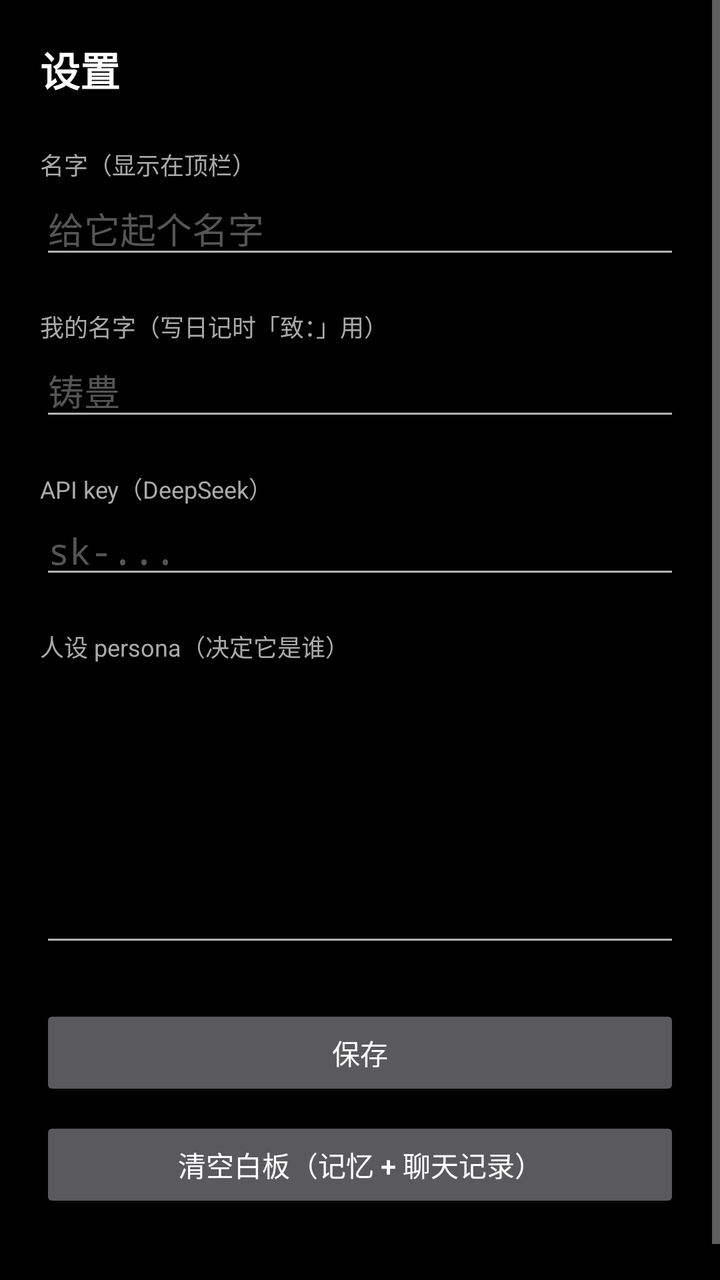
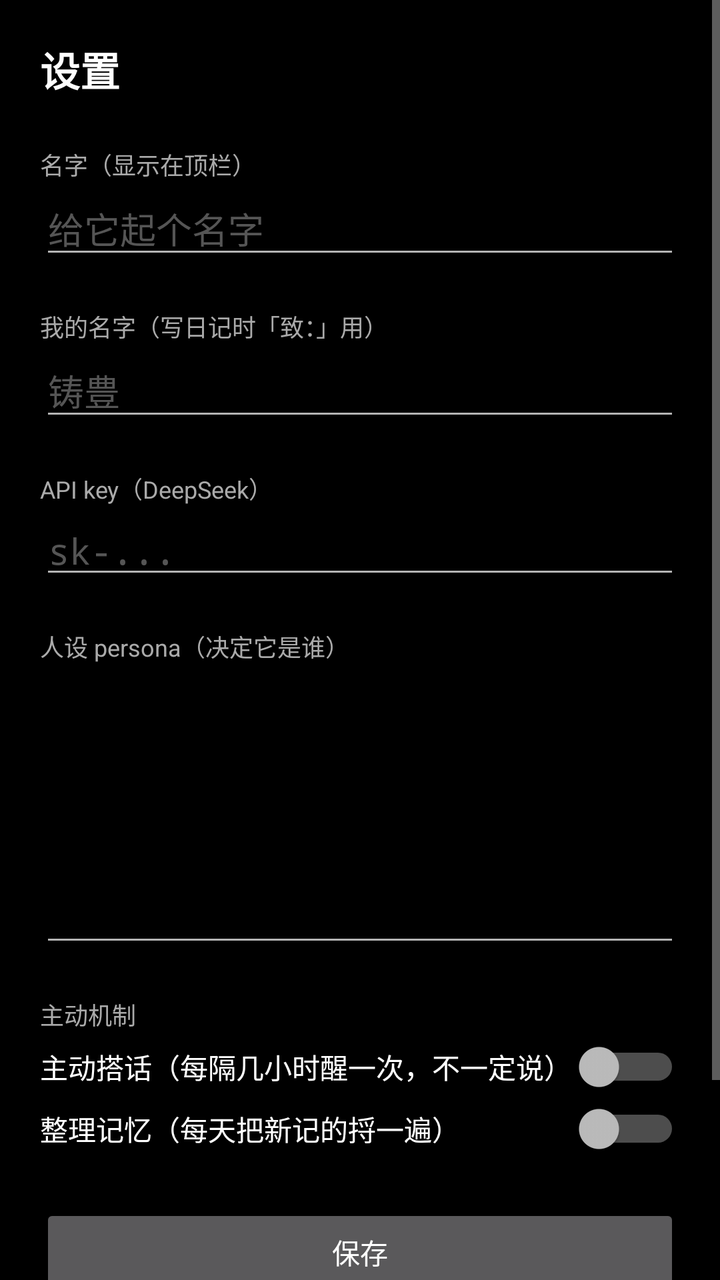

Two renders of the same Android screen: before a commit and after it. Below are the layout's source before the change and the commit's diff.
<!-- AndroidManifest.xml: application theme AppTheme -->
<!-- res/layout/activity_settings.xml -->
<?xml version="1.0" encoding="utf-8"?>
<ScrollView xmlns:android="http://schemas.android.com/apk/res/android"
    android:id="@+id/root"
    android:layout_width="match_parent"
    android:layout_height="match_parent"
    android:background="#000000">

    <LinearLayout
        android:layout_width="match_parent"
        android:layout_height="wrap_content"
        android:orientation="vertical"
        android:padding="20dp">

        <TextView
            android:layout_width="wrap_content"
            android:layout_height="wrap_content"
            android:text="设置"
            android:textColor="#FFFFFF"
            android:textSize="20sp"
            android:textStyle="bold" />

        <TextView
            android:layout_width="wrap_content"
            android:layout_height="wrap_content"
            android:layout_marginTop="24dp"
            android:text="名字（显示在顶栏）"
            android:textColor="#AAAAAA"
            android:textSize="12sp" />

        <EditText
            android:id="@+id/agent_name"
            android:layout_width="match_parent"
            android:layout_height="wrap_content"
            android:hint="给它起个名字"
            android:singleLine="true"
            android:textColor="#FFFFFF"
            android:textColorHint="#555555" />

        <TextView
            android:layout_width="wrap_content"
            android:layout_height="wrap_content"
            android:layout_marginTop="20dp"
            android:text="我的名字（写日记时「致：」用）"
            android:textColor="#AAAAAA"
            android:textSize="12sp" />

        <EditText
            android:id="@+id/user_name"
            android:layout_width="match_parent"
            android:layout_height="wrap_content"
            android:hint="铸豊"
            android:singleLine="true"
            android:textColor="#FFFFFF"
            android:textColorHint="#555555" />

        <TextView
            android:layout_width="wrap_content"
            android:layout_height="wrap_content"
            android:layout_marginTop="20dp"
            android:text="API key（DeepSeek）"
            android:textColor="#AAAAAA"
            android:textSize="12sp" />

        <EditText
            android:id="@+id/api_key"
            android:layout_width="match_parent"
            android:layout_height="wrap_content"
            android:hint="sk-..."
            android:inputType="textPassword"
            android:textColor="#FFFFFF"
            android:textColorHint="#555555"
            android:autofillHints="" />

        <TextView
            android:layout_width="wrap_content"
            android:layout_height="wrap_content"
            android:layout_marginTop="20dp"
            android:text="人设 persona（决定它是谁）"
            android:textColor="#AAAAAA"
            android:textSize="12sp" />

        <EditText
            android:id="@+id/persona"
            android:layout_width="match_parent"
            android:layout_height="wrap_content"
            android:gravity="top"
            android:minLines="6"
            android:inputType="textMultiLine"
            android:textColor="#FFFFFF"
            android:textColorHint="#555555" />

        <Button
            android:id="@+id/save"
            android:layout_width="match_parent"
            android:layout_height="wrap_content"
            android:layout_marginTop="24dp"
            android:text="保存" />

        <Button
            android:id="@+id/wipe"
            android:layout_width="match_parent"
            android:layout_height="wrap_content"
            android:layout_marginTop="8dp"
            android:text="清空白板（记忆 + 聊天记录）" />

        <TextView
            android:id="@+id/tip"
            android:layout_width="match_parent"
            android:layout_height="wrap_content"
            android:layout_marginTop="16dp"
            android:textColor="#FF8888"
            android:textSize="12sp" />

    </LinearLayout>
</ScrollView>
<!-- resources referenced by this layout -->
<resources>
  <style name="AppTheme" parent="@android:style/Theme.Material.NoActionBar" />
</resources>

<!-- the commit's change to res/layout/activity_settings.xml (unified diff, before → after) -->
@@ -89,6 +89,32 @@
             android:textColor="#FFFFFF"
             android:textColorHint="#555555" />
 
+        <TextView
+            android:layout_width="wrap_content"
+            android:layout_height="wrap_content"
+            android:layout_marginTop="20dp"
+            android:text="主动机制"
+            android:textColor="#AAAAAA"
+            android:textSize="12sp" />
+
+        <Switch
+            android:id="@+id/hb_switch"
+            android:layout_width="match_parent"
+            android:layout_height="wrap_content"
+            android:layout_marginTop="4dp"
+            android:text="主动搭话（每隔几小时醒一次，不一定说）"
+            android:textColor="#FFFFFF"
+            android:textSize="14sp" />
+
+        <Switch
+            android:id="@+id/cons_switch"
+            android:layout_width="match_parent"
+            android:layout_height="wrap_content"
+            android:layout_marginTop="4dp"
+            android:text="整理记忆（每天把新记的捋一遍）"
+            android:textColor="#FFFFFF"
+            android:textSize="14sp" />
+
         <Button
             android:id="@+id/save"
             android:layout_width="match_parent"
